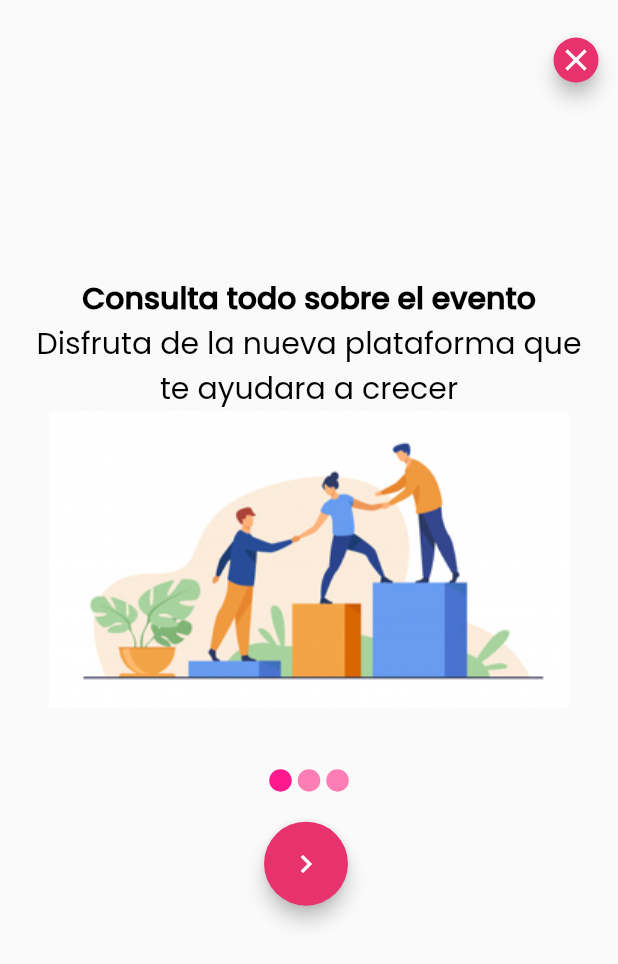
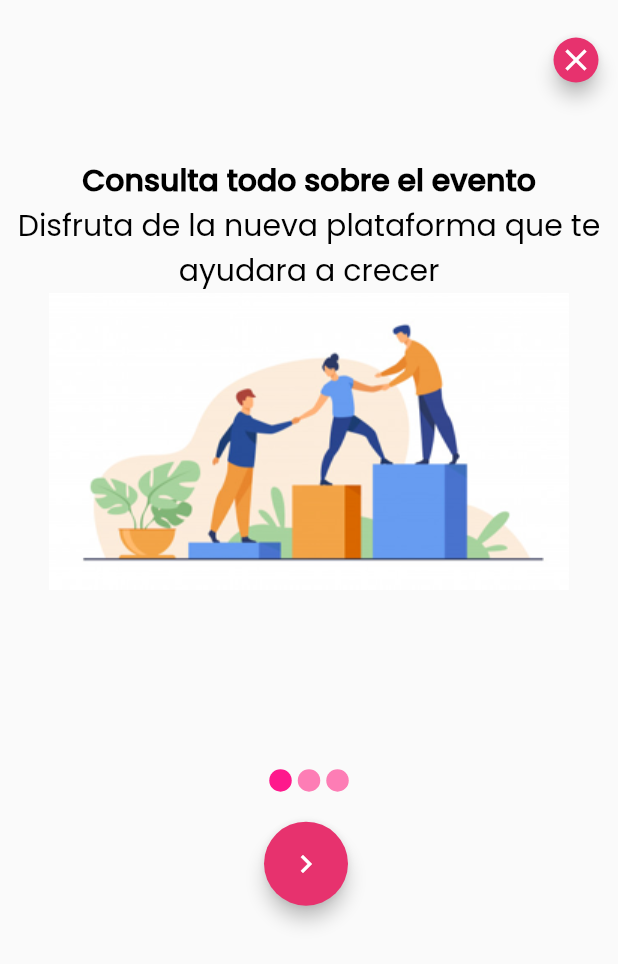
Before and after one commit to sdtorresl/icfesapp, a Flutter app: the screen it shows after launch, on a phone screen of 412 x 824 dp. Shown: the top 964 px of the screen. Run offline on Flutter 3.47's test engine with Material 2 defaults, Android fonts, the phone set to English and light mode, and no system bars; drawn by our look-alikes of carousel_slider; our stand-ins replace cached_network_image, flutter_countdown_timer, font_awesome_flutter, shared_preferences, webview_flutter, youtube_player_flutter; missing offline and left inert: vimeoplayer; project files that could hold a hidden picture were left out.

Commit message:
Ajustes Video y estilos

```diff
--- a/lib/common/onboarding_view.dart
+++ b/lib/common/onboarding_view.dart
@@ -14,13 +14,12 @@ class Onboarding extends StatelessWidget {
 
   @override
   Widget build(BuildContext context) {
-    return Container(
-      child: ListTile(
-        title: Column(
+    return SingleChildScrollView(
+      child: Column(
         crossAxisAlignment: CrossAxisAlignment.center,
         mainAxisAlignment: MainAxisAlignment.start,
         children: <Widget>[
-            SizedBox(height: 125),
+          SizedBox(height: 50),
           Text(
             this.title,
             textAlign: TextAlign.center,
@@ -40,7 +39,6 @@ class Onboarding extends StatelessWidget {
           Image.asset(this.picture),
         ],
       ),
-      ),
     );
   }
 }
--- a/lib/common/room_list.dart
+++ b/lib/common/room_list.dart
@@ -67,7 +67,7 @@ class RoomList extends StatelessWidget {
     print(room);
     print(room.startDate.compareTo(now));
     if (room.startDate.compareTo(now) < 0) {
-      if (room.endDate.compareTo(now) > 0) {
+      if (room.endDate.compareTo(now) > 0 || true) {
         Navigator.push(
           context,
           MaterialPageRoute(
--- a/lib/main.dart
+++ b/lib/main.dart
@@ -91,7 +91,7 @@ class IcfesApp extends StatelessWidget {
         ),
       ),
       initialRoute:
-          prefs.onboardingViewed != null && prefs.onboardingViewed == true
+          prefs.onboardingViewed != null && prefs.onboardingViewed == false
               ? 'home'
               : 'onboarding',
       routes: {
--- a/lib/pages/lobby_page.dart
+++ b/lib/pages/lobby_page.dart
@@ -36,11 +36,12 @@ class _LobbyPageState extends State<LobbyPage> {
           List<SectionModel> sections = event.sections;
 
           Widget description = Container(
-            height: 400,
+            height: 380,
+            color: IcfesApp().primaryDark,
             child: Stack(
               children: <Widget>[
                 Positioned(
-                  top: 10,
+                  top: 0,
                   left: 0,
                   right: 0,
                   child: EventDescription(
--- a/lib/pages/rooms_page.dart
+++ b/lib/pages/rooms_page.dart
@@ -22,7 +22,7 @@ class _RoomsPageState extends State<RoomsPage> {
   @override
   Widget build(BuildContext context) {
     List<Map<String, dynamic>> tabs = [
-      {"title": 'Charlas en vivo', "widget": roomList(context)},
+      {"title": 'Salas en vivo', "widget": roomList(context)},
       {"title": "Material pregrabado", "widget": recordedList(context)}
     ];
     if (_currentWidget == null) {
```
Also changed, not shown: 2 other files. Lines whose indentation alone changed are shown as unchanged.
